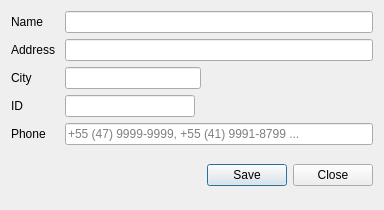
Before: the Qt Designer form Client_Add.ui in bedi1982/Oficina, drawn with Qt 5.
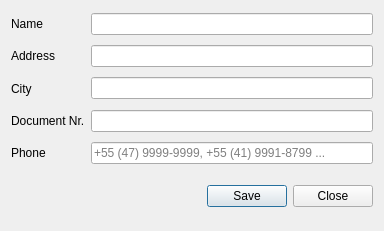
After: the same form once the commit is applied. Icons and pictures are not drawn.

Diff of the .ui file:
```diff
--- a/Client_Add.ui
+++ b/Client_Add.ui
@@ -13,7 +13,7 @@
     <x>0</x>
     <y>0</y>
     <width>384</width>
-    <height>206</height>
+    <height>231</height>
    </rect>
   </property>
   <property name="windowTitle">
@@ -107,22 +107,6 @@
      </property>
     </widget>
    </item>
-   <item row="2" column="1" colspan="2">
-    <widget class="QLineEdit" name="line_City">
-     <property name="sizePolicy">
-      <sizepolicy hsizetype="Expanding" vsizetype="Fixed">
-       <horstretch>0</horstretch>
-       <verstretch>0</verstretch>
-      </sizepolicy>
-     </property>
-     <property name="text">
-      <string/>
-     </property>
-     <property name="maxLength">
-      <number>30</number>
-     </property>
-    </widget>
-   </item>
    <item row="3" column="0">
     <widget class="QLabel" name="label_Personal_ID">
      <property name="sizePolicy">
@@ -132,23 +116,7 @@
       </sizepolicy>
      </property>
      <property name="text">
-      <string>ID</string>
-     </property>
-    </widget>
-   </item>
-   <item row="3" column="1">
-    <widget class="QLineEdit" name="line_Personal_ID">
-     <property name="sizePolicy">
-      <sizepolicy hsizetype="Expanding" vsizetype="Fixed">
-       <horstretch>0</horstretch>
-       <verstretch>0</verstretch>
-      </sizepolicy>
-     </property>
-     <property name="text">
-      <string/>
-     </property>
-     <property name="maxLength">
-      <number>15</number>
+      <string>Document Nr.</string>
      </property>
     </widget>
    </item>
@@ -238,6 +206,38 @@
      </property>
     </widget>
    </item>
+   <item row="2" column="1" colspan="3">
+    <widget class="QLineEdit" name="line_City">
+     <property name="sizePolicy">
+      <sizepolicy hsizetype="Expanding" vsizetype="Fixed">
+       <horstretch>0</horstretch>
+       <verstretch>0</verstretch>
+      </sizepolicy>
+     </property>
+     <property name="text">
+      <string/>
+     </property>
+     <property name="maxLength">
+      <number>30</number>
+     </property>
+    </widget>
+   </item>
+   <item row="3" column="1" colspan="3">
+    <widget class="QLineEdit" name="line_Personal_ID">
+     <property name="sizePolicy">
+      <sizepolicy hsizetype="Expanding" vsizetype="Fixed">
+       <horstretch>0</horstretch>
+       <verstretch>0</verstretch>
+      </sizepolicy>
+     </property>
+     <property name="text">
+      <string/>
+     </property>
+     <property name="maxLength">
+      <number>15</number>
+     </property>
+    </widget>
+   </item>
   </layout>
  </widget>
  <tabstops>
```
